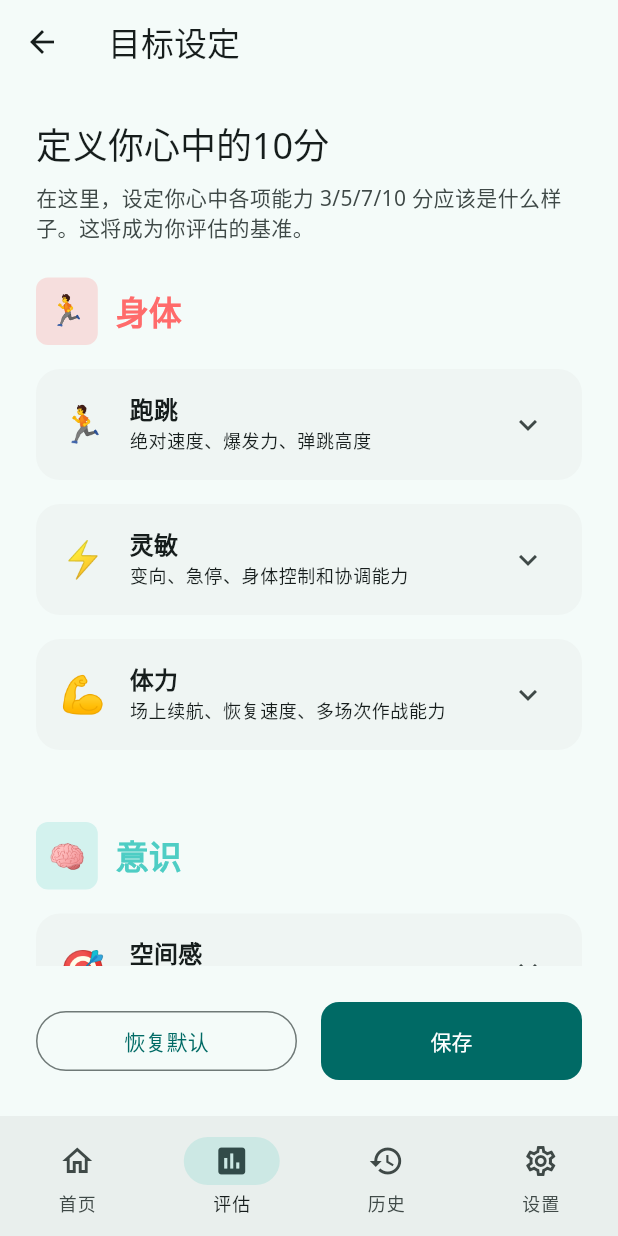
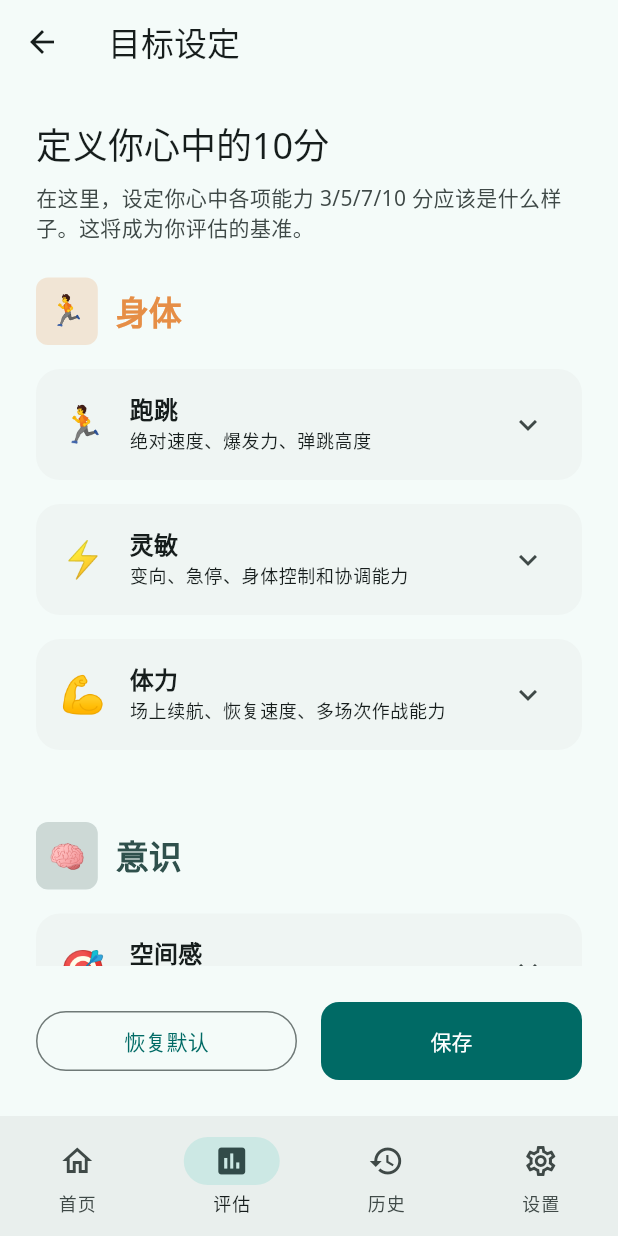
Before and after one commit to qwethg/um-qoder, a Flutter app: the GoalSettingScreen screen opened by its route, on a phone screen of 412 x 824 dp. Run offline on Flutter 3.47's test engine with Material 3 defaults, Android fonts, the phone set to English and light mode, and no system bars; our stand-ins replace go_router, google_fonts, hive, hive_flutter; accounts and stored records are empty.

Commit message:
feat: 雷达图深度美化优化
配色方案优化:
- 采用参考图配色方案
- 橙色系 #e68e46 (身体类别)
- 深青绿 #2f504c (意识类别)
- 深酒红 #563437 (技术类别)
- 浅粉色 #e7bebe (心灵类别)
- 每个类别3个渐变色层次

视觉效果增强:
- 去除花瓣边缘框线
- 添加MaskFilter模糊效果
- 3层径向渐变(中心透明边缘浓郁外延晕染)
- 晕染半径扩大至1.15倍
- 相邻花瓣颜色自然融合叠加

网格对齐优化:
- 网格边缘与花瓣边缘完全对齐
- 轴线与花瓣左边缘对齐
- 网格透明度降低(0.20.15)

技术实现:
- 3-stop RadialGradient
- BlurStyle.normal maskFilter
- 精确角度计算对齐

```diff
--- a/lib/config/theme.dart
+++ b/lib/config/theme.dart
@@ -3,35 +3,35 @@ import 'package:google_fonts/google_fonts.dart';
 
 /// 应用主题配置
 class AppTheme {
-  // 核心色彩方案 - 对应4个能力类别
-  static const Color athleticismColor = Color(0xFFFF6B6B); // 身体 - 活力红橙
-  static const Color awarenessColor = Color(0xFF4ECDC4);   // 意识 - 智慧青蓝
-  static const Color techniqueColor = Color(0xFF95E1D3);   // 技术 - 成长绿青
-  static const Color mindColor = Color(0xFFFFA8E2);        // 心灵 - 温暖粉
+  // 核心色彩方案 - 对应4个能力类别（参考图片配色）
+  static const Color athleticismColor = Color(0xFFE68E46);  // 身体 - 橙色 #e68e46
+  static const Color awarenessColor = Color(0xFF2F504C);    // 意识 - 深青绿 #2f504c
+  static const Color techniqueColor = Color(0xFF563437);    // 技术 - 深酒红 #563437
+  static const Color mindColor = Color(0xFFE7BEBE);         // 心灵 - 浅粉 #e7bebe
 
   // 渐变色列表 - 用于雷达图
   static const List<Color> athleticismGradient = [
-    Color(0xFFFF6B6B),
-    Color(0xFFFF8E53),
-    Color(0xFFFFA07A),
+    Color(0xFFFFA866),  // 浅橙
+    Color(0xFFE68E46),  // 标准橙
+    Color(0xFFCC7A3D),  // 深橙
   ];
 
   static const List<Color> awarenessGradient = [
-    Color(0xFF667EEA),
-    Color(0xFF64B5F6),
-    Color(0xFF4ECDC4),
+    Color(0xFF4A7C76),  // 浅青绿
+    Color(0xFF2F504C),  // 标准青绿
+    Color(0xFF1F3935),  // 深青绿
   ];
 
   static const List<Color> techniqueGradient = [
-    Color(0xFF95E1D3),
-    Color(0xFF5FD4B8),
-    Color(0xFF38D39F),
+    Color(0xFF7A5154),  // 浅酒红
+    Color(0xFF563437),  // 标准酒红
+    Color(0xFF3D2528),  // 深酒红
   ];
 
   static const List<Color> mindGradient = [
-    Color(0xFFFFA8E2),
-    Color(0xFFFF8DC7),
-    Color(0xFFFF6FB5),
+    Color(0xFFF5D8D8),  // 浅粉
+    Color(0xFFE7BEBE),  // 标准粉
+    Color(0xFFD9A4A4),  // 深粉
   ];
 
   /// 获取类别对应的主色
```
Also changed, not shown: lib/widgets/ultimate_wheel_radar_chart.dart (+23 -25 lines).
